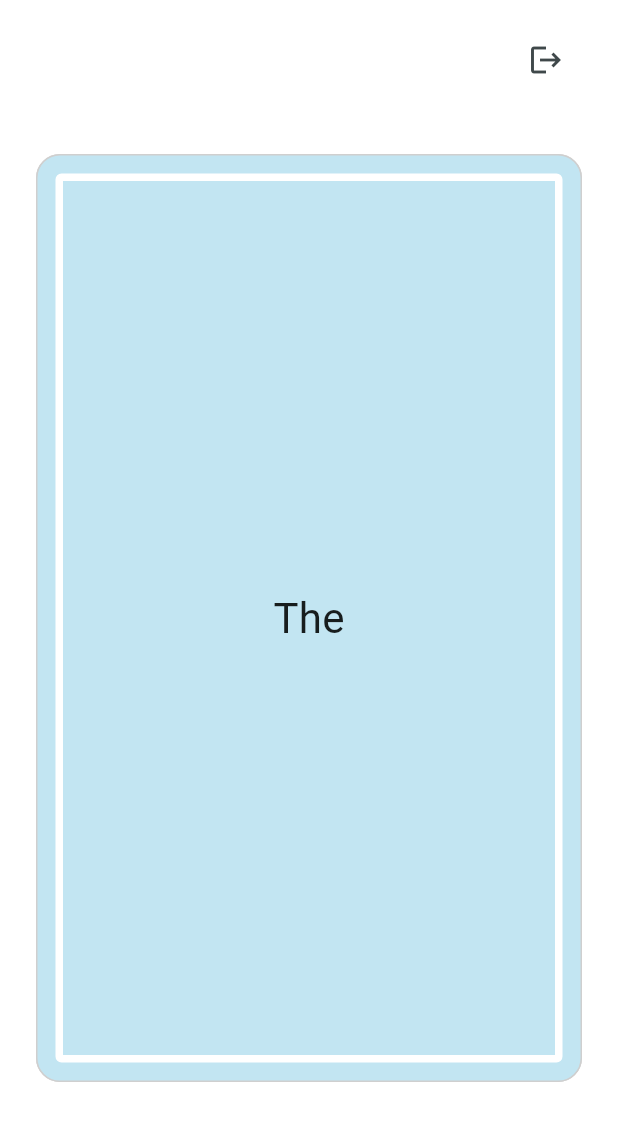
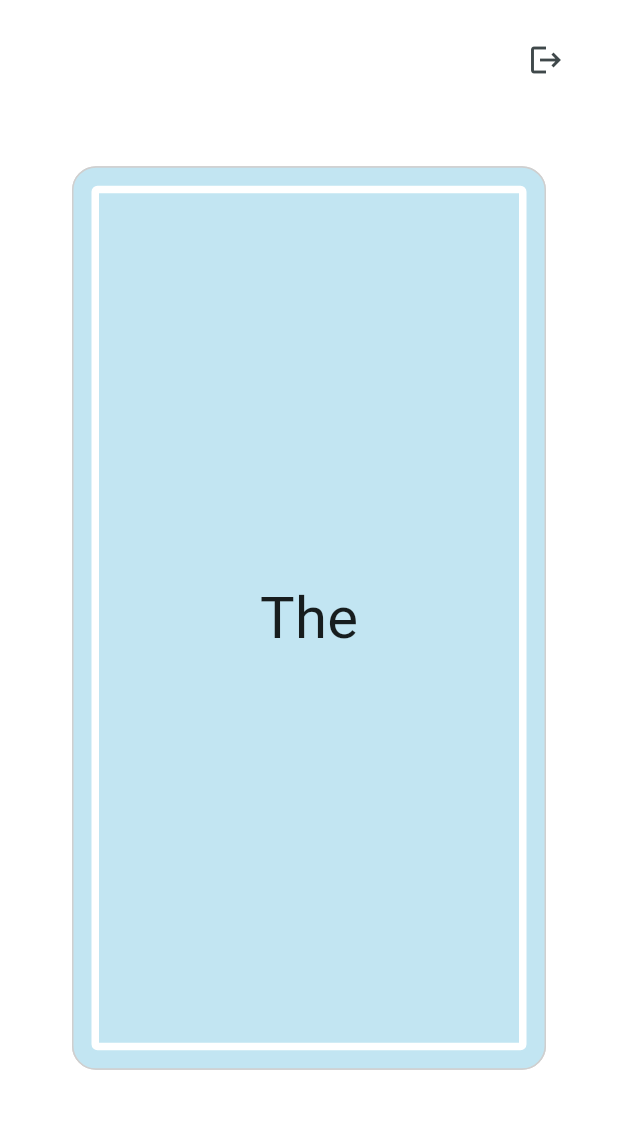
Before and after one commit to matvinFB/flash_cards, a Flutter app: the Home screen opened directly, on a phone screen of 412 x 824 dp. Shown: the top 1121 px of the screen. Run offline on Flutter 3.47's test engine with Material 3 defaults, Android fonts, the phone set to English and light mode, and no system bars; our stand-ins replace device_info_plus, flutter_mobx, get_it, mobx, supabase_flutter; accounts and stored records are empty; generated files the repository leaves out were written again.

Commit message:
chore: add responsivity to card text

```diff
--- a/lib/screens/home/flash_card/flashcard.widget.dart
+++ b/lib/screens/home/flash_card/flashcard.widget.dart
@@ -54,16 +54,19 @@ class FlashCard extends StatelessWidget {
       onVerticalDragEnd: (details) {
         if (controller.verticalHeight > 80 && controller.verticalHeight > 0) {
           viewModelController.markAsForgotten();
+          viewModelController.incrementTotalViewdCards();
           pickNewCardColor();
         }
         if (controller.verticalHeight < -80 && controller.verticalHeight < 0) {
           viewModelController.markAsRemembered();
+          viewModelController.incrementTotalViewdCards();
           pickNewCardColor();
         }
         controller.setVerticalAngle(0);
         controller.setVerticalHeight(0);
       },
       child: Observer(builder: (context) {
+        final screenSize = MediaQuery.of(context).size;
         return Transform(
           transform: Matrix4.identity()
             ..setEntry(3, 2, 0.0002)
@@ -74,10 +77,13 @@ class FlashCard extends StatelessWidget {
           alignment: Alignment.center,
           child: Observer(builder: (context) {
             return Center(
+              child: AspectRatio(
+                aspectRatio: 0.59,
                 child: Container(
-                margin: const EdgeInsets.symmetric(horizontal: 24, vertical: 24),
-                padding: const EdgeInsets.symmetric(horizontal: 12, vertical: 12),
-                height: (MediaQuery.of(context).size.width-48) * 1.7,
+                  margin:
+                      const EdgeInsets.symmetric(horizontal: 48, vertical: 48),
+                  padding:
+                      const EdgeInsets.symmetric(horizontal: 12, vertical: 12),
                   decoration: BoxDecoration(
                     color: cardColors[isTopCard
                         ? viewModelController.topCardColorIndex
@@ -100,8 +106,9 @@ class FlashCard extends StatelessWidget {
                         flipX: controller.isFlipped,
                         child: Text(
                           controller.isFlipped ? backText : frontText,
-                        style: const TextStyle(
-                          fontSize: 28,
+                          style: TextStyle(
+                            fontSize: 24 * (math.sqrt(math.pow(screenSize.height*1.7, 2)+math.pow(screenSize.width/1.7,2))/880.92),
+                          ),
                         ),
                       ),
                     ),
```
Lines whose indentation alone changed are shown as unchanged.
